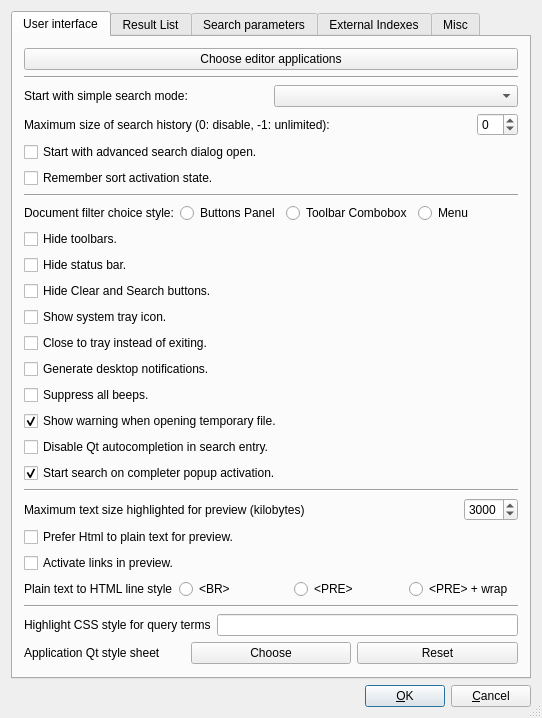
The window that src/qtgui/uiprefs.ui (alberti42/recoll-macos) describes before a commit, drawn with Qt 5.
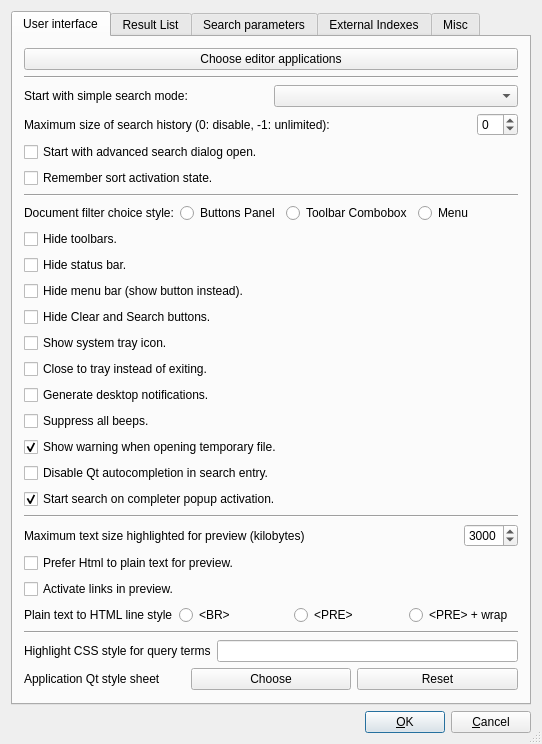
The same window after the commit.

Commit message: Add preference to replace the main menu bar with a menu button

Patch:
```diff
--- a/src/qtgui/uiprefs.ui
+++ b/src/qtgui/uiprefs.ui
@@ -182,6 +182,16 @@
          </property>
         </widget>
        </item>
+       <item>
+        <widget class="QCheckBox" name="noMenuBarCB">
+         <property name="text">
+          <string>Hide menu bar (show button instead).</string>
+         </property>
+         <property name="checked">
+          <bool>false</bool>
+         </property>
+        </widget>
+       </item>
        <item>
         <widget class="QCheckBox" name="noClearSearchCB">
          <property name="text">
```
The commit also changes 11 other files.
